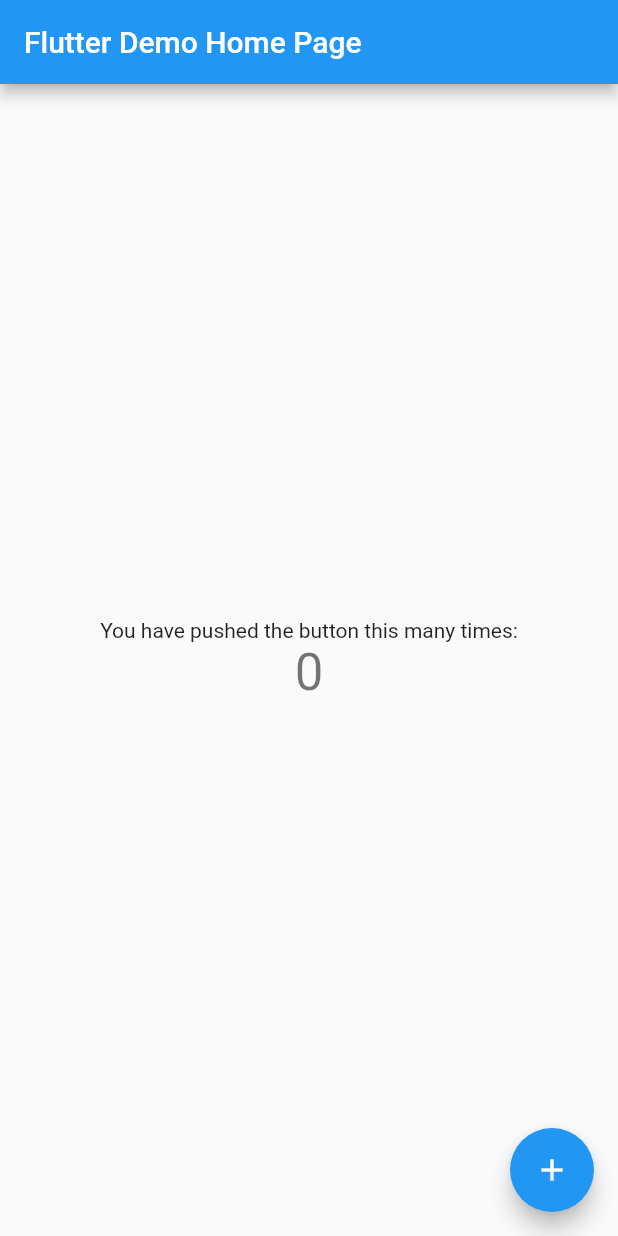
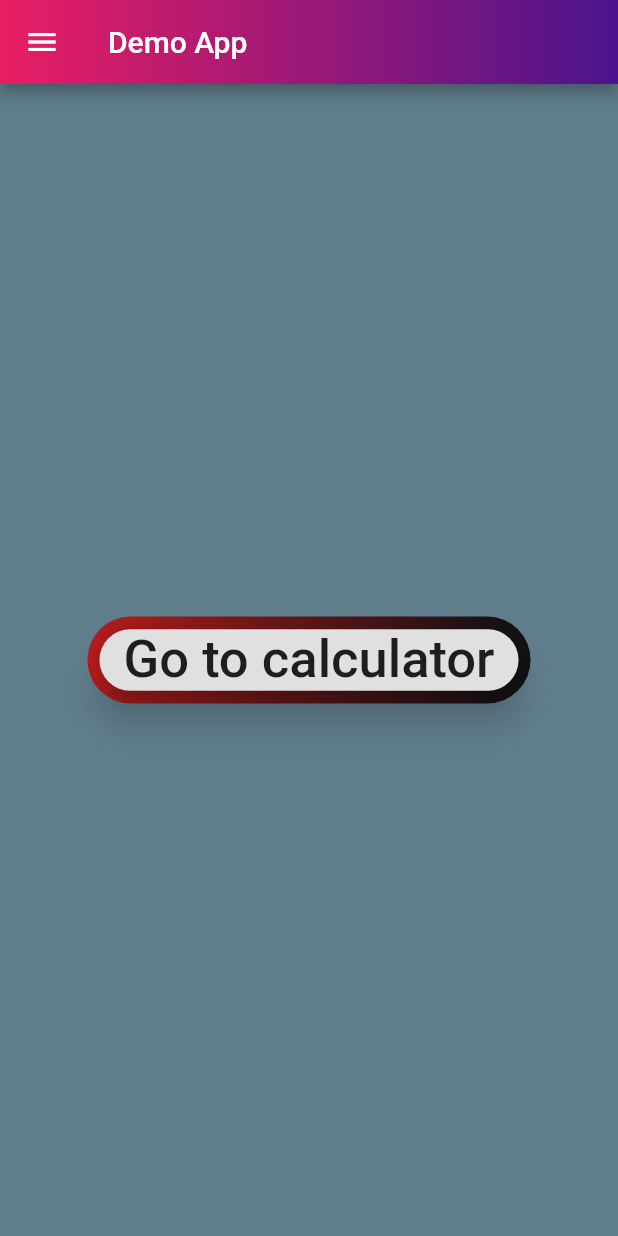
Before and after one commit to Uditha05/learning-flutter, a Flutter app: the screen it shows after launch, on a phone screen of 412 x 824 dp. Run offline on Flutter 3.47's test engine with Material 2 defaults, Android fonts, the phone set to English and light mode, and no system bars; missing offline and left inert: dart:ffi.

Commit message:
commit changes

```diff
--- a/lib/main.dart
+++ b/lib/main.dart
@@ -1,4 +1,5 @@
 import 'package:flutter/material.dart';
+import 'package:learningapp/screens/initialPage.dart';
 
 void main() {
   runApp(MyApp());
@@ -11,66 +12,9 @@ class MyApp extends StatelessWidget {
     return MaterialApp(
       title: 'Flutter Demo',
       theme: ThemeData(
-        primarySwatch: Colors.blue,
+        primarySwatch: Colors.pink,
       ),
-      home: MyHomePage(title: 'Flutter Demo Home Page'),
+      home: InitialPage(),
     );
   }
 }
-
-class MyHomePage extends StatefulWidget {
-  MyHomePage({Key key, this.title}) : super(key: key);
-
-  final String title;
-
-  @override
-  _MyHomePageState createState() => _MyHomePageState();
-}
-
-class _MyHomePageState extends State<MyHomePage> {
-  int _counter = 0;
-
-  void _incrementCounter() {
-    setState(() {
-      _counter++;
-    });
-  }
-
-  @override
-  Widget build(BuildContext context) {
-    return Scaffold(
-      appBar: AppBar(
-        title: Text(widget.title),
-      ),
-      body: Center(
-        child: Column(
-          mainAxisAlignment: MainAxisAlignment.center,
-          children: <Widget>[
-            Text(
-              'You have pushed the button this many times:',
-            ),
-            Text(
-              '$_counter',
-              style: Theme.of(context).textTheme.headline4,
-            ),
-          ],
-        ),
-      ),
-      floatingActionButton: FloatingActionButton(
-        onPressed: _incrementCounter,
-        tooltip: 'Increment',
-        child: Icon(Icons.add),
-      ), // This trailing comma makes auto-formatting nicer for build methods.
-    );
-  }
-}
-
-
-
-// scafold
-//container
-//stack
-//row
-//column
-//button
-//text field
--- /dev/null
+++ b/lib/screens/initialPage.dart
@@ -0,0 +1,56 @@
+import 'package:flutter/material.dart';
+import 'package:learningapp/screens/calculatorScreen.dart';
+import 'package:learningapp/service/mathFunction.dart';
+
+class InitialPage extends StatefulWidget {
+  InitialPage({Key key}) : super(key: key);
+
+  @override
+  _InitialPageState createState() => _InitialPageState();
+}
+
+class _InitialPageState extends State<InitialPage> {
+  @override
+  Widget build(BuildContext context) {
+    return Scaffold(
+      appBar: AppBar(
+        title: Text("Demo App"),
+        flexibleSpace: Container(
+          decoration: BoxDecoration(
+            gradient: LinearGradient(
+                begin: Alignment.centerLeft,
+                end: Alignment.centerRight,
+                colors: <Color>[
+                  Colors.pink,
+                  Colors.purple[900],
+                ]),
+          ),
+        ),
+        leading: Icon(Icons.menu),
+      ),
+      backgroundColor: Colors.blueGrey,
+      body: Center(
+        child: Container(
+          padding: EdgeInsets.symmetric(vertical: 5, horizontal: 8),
+          decoration: ShapeDecoration(
+              gradient: LinearGradient(colors: [
+                Colors.red[900],
+                Colors.black87,
+              ]),
+              shape: StadiumBorder()),
+          child: RaisedButton(
+            child: Text("Go to calculator",
+                style: TextStyle(color: Colors.black87, fontSize: 35)),
+            shape: RoundedRectangleBorder(
+                borderRadius: BorderRadius.circular(100)),
+            elevation: 10,
+            onPressed: () {
+              Navigator.push(context,
+                  MaterialPageRoute(builder: (context) => CalculatorScreen()));
+            },
+          ),
+        ),
+      ),
+    );
+  }
+}
```
Also changed, not shown: lib/screens/calculatorScreen.dart (added, +200 -0 lines), lib/service/mathFunction.dart (added, +21 -0 lines), pubspec.lock.
